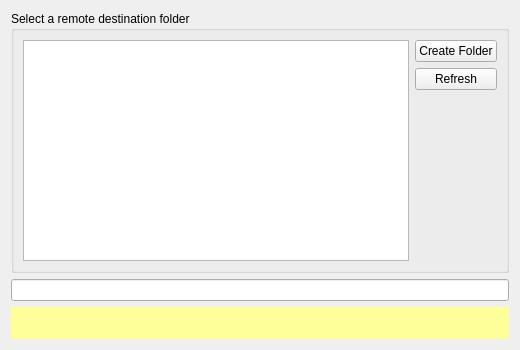
Old version of the form src/gui/folderwizard/folderwizardtargetpage.ui in the repository CSG-Development/owncloud-client.
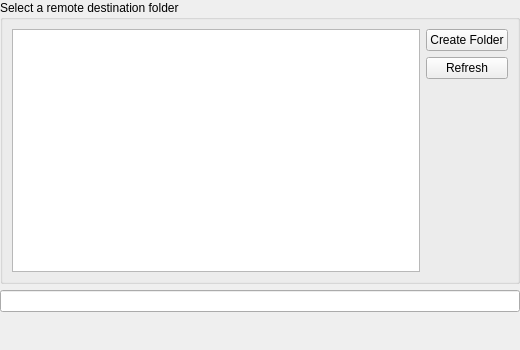
New version of the form. Custom widgets are drawn as their Qt base class.

What changed in the file:
```diff
--- a/src/gui/folderwizard/folderwizardtargetpage.ui
+++ b/src/gui/folderwizard/folderwizardtargetpage.ui
@@ -14,6 +14,18 @@
    <string>Form</string>
   </property>
   <layout class="QVBoxLayout" name="verticalLayout_2">
+   <property name="leftMargin">
+    <number>0</number>
+   </property>
+   <property name="topMargin">
+    <number>0</number>
+   </property>
+   <property name="rightMargin">
+    <number>0</number>
+   </property>
+   <property name="bottomMargin">
+    <number>0</number>
+   </property>
    <item>
     <widget class="QGroupBox" name="groupBox">
      <property name="title">
@@ -86,73 +98,6 @@
    </item>
    <item>
     <widget class="QFrame" name="warnFrame">
-     <property name="palette">
-      <palette>
-       <active>
-        <colorrole role="Base">
-         <brush brushstyle="SolidPattern">
-          <color alpha="255">
-           <red>255</red>
-           <green>255</green>
-           <blue>255</blue>
-          </color>
-         </brush>
-        </colorrole>
-        <colorrole role="Window">
-         <brush brushstyle="SolidPattern">
-          <color alpha="255">
-           <red>255</red>
-           <green>255</green>
-           <blue>153</blue>
-          </color>
-         </brush>
-        </colorrole>
-       </active>
-       <inactive>
-        <colorrole role="Base">
-         <brush brushstyle="SolidPattern">
-          <color alpha="255">
-           <red>255</red>
-           <green>255</green>
-           <blue>255</blue>
-          </color>
-         </brush>
-        </colorrole>
-        <colorrole role="Window">
-         <brush brushstyle="SolidPattern">
-          <color alpha="255">
-           <red>255</red>
-           <green>255</green>
-           <blue>153</blue>
-          </color>
-         </brush>
-        </colorrole>
-       </inactive>
-       <disabled>
-        <colorrole role="Base">
-         <brush brushstyle="SolidPattern">
-          <color alpha="255">
-           <red>255</red>
-           <green>255</green>
-           <blue>153</blue>
-          </color>
-         </brush>
-        </colorrole>
-        <colorrole role="Window">
-         <brush brushstyle="SolidPattern">
-          <color alpha="255">
-           <red>255</red>
-           <green>255</green>
-           <blue>153</blue>
-          </color>
-         </brush>
-        </colorrole>
-       </disabled>
-      </palette>
-     </property>
-     <property name="autoFillBackground">
-      <bool>true</bool>
-     </property>
      <property name="frameShape">
       <enum>QFrame::Shape::NoFrame</enum>
      </property>
@@ -162,9 +107,6 @@
      <layout class="QHBoxLayout" name="horizontalLayout_2">
       <item>
        <widget class="QLabel" name="warnLabel">
-        <property name="autoFillBackground">
-         <bool>true</bool>
-        </property>
         <property name="frameShape">
          <enum>QFrame::Shape::NoFrame</enum>
         </property>
@@ -187,6 +129,13 @@
    </item>
   </layout>
  </widget>
+ <customwidgets>
+  <customwidget>
+   <class>WizardTreeWidget</class>
+   <extends>QTreeWidget</extends>
+   <header>gui/customui/wizardtreewidget.h</header>
+  </customwidget>
+ </customwidgets>
  <resources/>
  <connections/>
 </ui>
```
Left out of the diff: 2 changed lines with no effect on the pictures.
